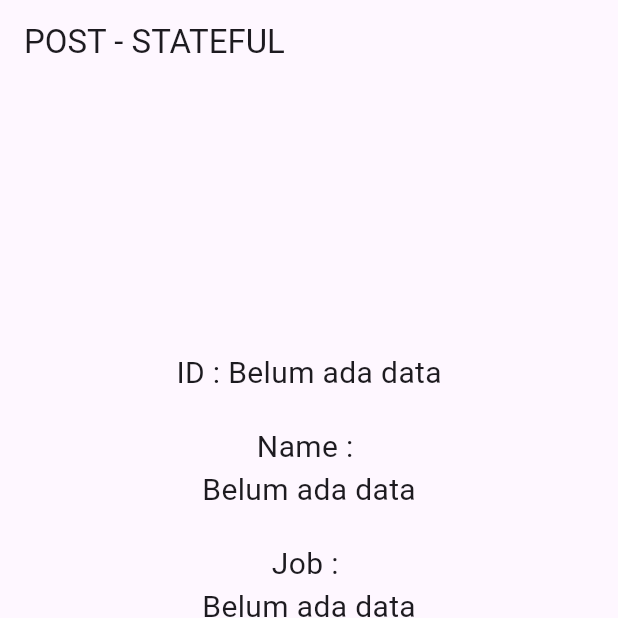
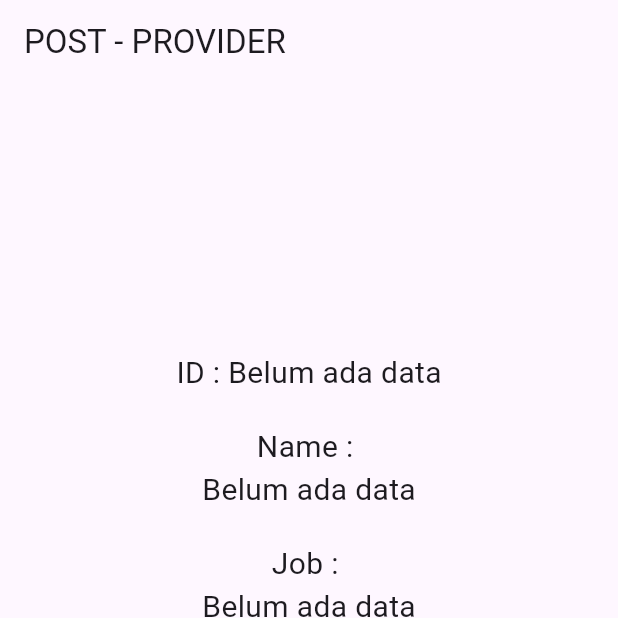
Before and after one commit to shandikadav/provider_post_flutter, a Flutter app: the screen it shows after launch, after a tap on "POST DATA", on a phone screen of 412 x 824 dp, the top half of it. Run offline on Flutter 3.47's test engine with Material 3 defaults, Android fonts, the phone set to English and light mode, and no system bars; network calls fail.

Commit message:
Add rest post provider

```diff
--- a/lib/main.dart
+++ b/lib/main.dart
@@ -1,10 +1,10 @@
 import 'package:flutter/material.dart';
-// import 'package:provider/provider.dart';
+import 'package:provider/provider.dart';
 
-// import './models/http_provider.dart';
+import './models/http_provider.dart';
 
-import './pages/home_stateful.dart';
-// import './pages/home_provider.dart';
+// import './pages/home_stateful.dart';
+import './pages/home_provider.dart';
 
 void main() {
   runApp(MyApp());
@@ -15,11 +15,11 @@
   Widget build(BuildContext context) {
     return MaterialApp(
       debugShowCheckedModeBanner: false,
-      home: HomeStateful(),
-      // home: ChangeNotifierProvider(
-      //   create: (context) => HttpProvider(),
-      //   child: HomeProvider(),
-      // ),
+      // home: HomeStateful(),
+      home: ChangeNotifierProvider(
+        create: (context) => HttpProvider(),
+        child: HomeProvider(),
+      ),
     );
   }
 }
--- a/lib/models/http_provider.dart
+++ b/lib/models/http_provider.dart
@@ -1,3 +1,25 @@
+import 'dart:convert';
 import 'package:flutter/material.dart';
+import 'package:http/http.dart' as http;
 
-class HttpProvider with ChangeNotifier {}
+class HttpProvider with ChangeNotifier {
+  Map<String, dynamic> _data = {};
+  Map<String, dynamic> get data => _data;
+
+  int get jumlahData => _data.length;
+
+  void connectAPI(String name, String job) async {
+    var url = Uri.parse('https://reqres.in/api/users');
+
+    var resultResponse = await http.post(
+      url,
+      body: {
+        'name': name,
+        'job': job,
+      },
+    );
+
+    _data = json.decode(resultResponse.body);
+    notifyListeners();
+  }
+}
--- a/lib/pages/home_provider.dart
+++ b/lib/pages/home_provider.dart
@@ -1,8 +1,11 @@
 import 'package:flutter/material.dart';
+import 'package:provider/provider.dart';
+import 'package:provider_post_flutter/models/http_provider.dart';
 
 class HomeProvider extends StatelessWidget {
   @override
   Widget build(BuildContext context) {
+    final dataProvider = Provider.of<HttpProvider>(context, listen: false);
     return Scaffold(
       appBar: AppBar(
         title: Text("POST - PROVIDER"),
@@ -14,28 +17,36 @@
           mainAxisAlignment: MainAxisAlignment.center,
           children: [
             FittedBox(
-              child: Text(
-                "ID : Belum ada data",
-                style: TextStyle(fontSize: 20),
+              child: Consumer<HttpProvider>(
+                builder: (context, value, child) => Text(
+                  (value.data['id'] == null)
+                      ? "ID : Belum ada data"
+                      : "ID : ${value.data['id']}",
+                  style: TextStyle(fontSize: 20),
+                ),
               ),
             ),
             SizedBox(height: 20),
             FittedBox(child: Text("Name : ", style: TextStyle(fontSize: 20))),
             FittedBox(
-              child: Text(
-                "Belum ada data",
-                style: TextStyle(
-                  fontSize: 20,
+              child: Consumer<HttpProvider>(
+                builder: (context, value, child) => Text(
+                  (value.data['name'] == null)
+                      ? "Belum ada data"
+                      : "${value.data['name']}",
+                  style: TextStyle(fontSize: 20),
                 ),
               ),
             ),
             SizedBox(height: 20),
             FittedBox(child: Text("Job : ", style: TextStyle(fontSize: 20))),
             FittedBox(
-              child: Text(
-                "Belum ada data",
-                style: TextStyle(
-                  fontSize: 20,
+              child: Consumer<HttpProvider>(
+                builder: (context, value, child) => Text(
+                  (value.data['job'] == null)
+                      ? "Belum ada data"
+                      : "${value.data['job']}",
+                  style: TextStyle(fontSize: 20),
                 ),
               ),
             ),
@@ -43,16 +54,20 @@
             FittedBox(
                 child: Text("Created At : ", style: TextStyle(fontSize: 20))),
             FittedBox(
-              child: Text(
-                "Belum ada data",
-                style: TextStyle(
-                  fontSize: 20,
+              child: Consumer<HttpProvider>(
+                builder: (context, value, child) => Text(
+                  (value.data['createdAt'] == null)
+                      ? "Belum ada data"
+                      : "${value.data['createdAt']}",
+                  style: TextStyle(fontSize: 20),
                 ),
               ),
             ),
             SizedBox(height: 100),
             OutlinedButton(
-              onPressed: () {},
+              onPressed: () {
+                dataProvider.connectAPI('Shandika David', 'Developer');
+              },
               child: Text(
                 "POST DATA",
                 style: TextStyle(
```
